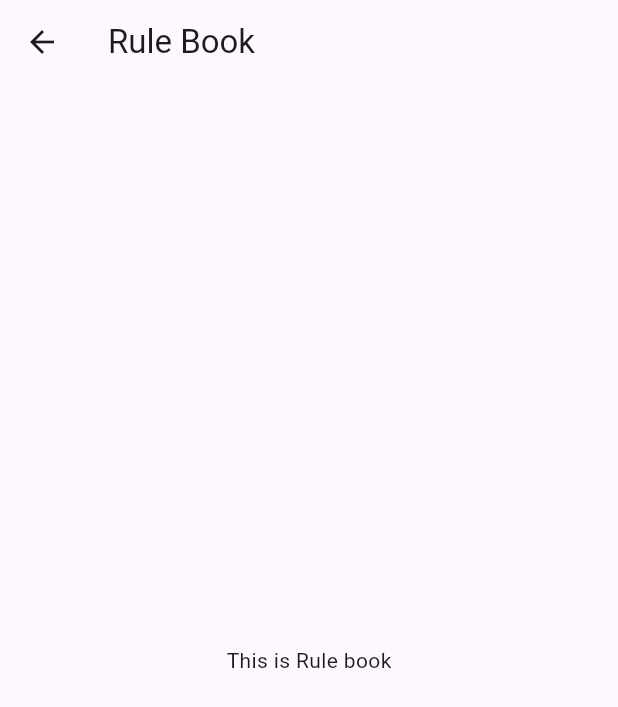
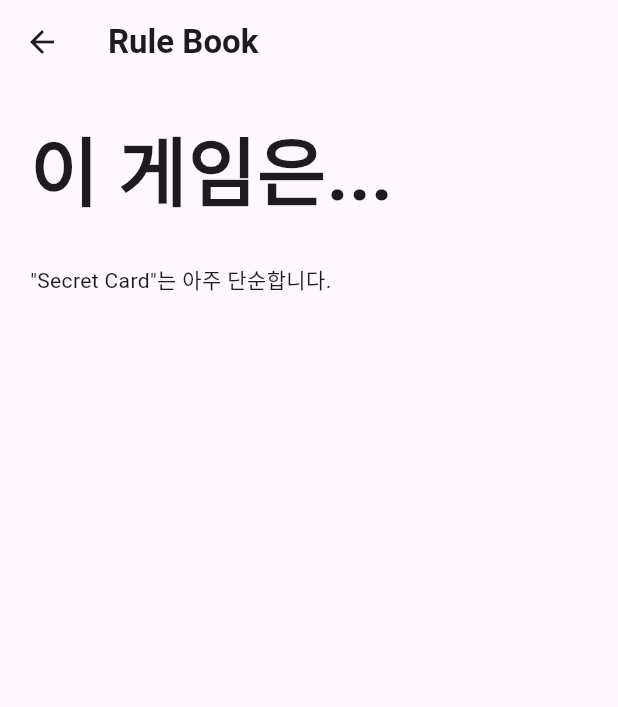
Before and after one commit to astronutts/flutter_secretcard, a Flutter app: the RuleBook screen opened directly, on a phone screen of 412 x 824 dp. Shown: the top 707 px of the screen. Run offline on Flutter 3.47's test engine with Material 2 defaults, Android fonts, the phone set to English and light mode, and no system bars; our stand-ins replace flutter_riverpod, font_awesome_flutter.

Commit message:
no message

```diff
--- a/lib/screens/choose_question_screen.dart
+++ b/lib/screens/choose_question_screen.dart
@@ -14,22 +14,32 @@
 class _QuestionScreenState extends State<QuestionScreen> {
   List<String> checkedQuestions = [];
   final List<String> questions = [
-    '제일 잘생긴 사람? ',
-    '제일 안 씻을 것 같은 사람?',
+    '제일 잘생긴 사람은? ',
+    '제일 안 씻을 것 같은 사람은?',
     '첫인상과 지금이 가장 다른 사람은?',
+    '성적 취향이 독특할 것 같은 사람은?',
     '가장 매력있는 사람은?',
+    '거짓말을 가장 잘할 것 같은 사람은?',
     '연애를 가장 잘할 것 같은 사람은?',
     '가장 맘에 드는 사람은?',
     '단둘이 있으면 가장 어색한 사람은?',
     '친구 이상으로는 절대 생각할 수 없는 사람은?',
     'X의 SNS를 들어가볼 것 같은 사람은?',
     '돈에 굉장히 인색할 것 같은 사람은?',
-    '가장 꼰대 같은 사람은?'
+    '가장 꼰대 같은 사람은?',
+    '옷을 환불할 때 같이 가고 싶은 사람은?',
+    '생각없이 살 것 같은 사람은?',
+    '군대 선임으로 만나면 큰일날 것 같은 사람은?',
+    '결혼을 제일 빨리 할 것 같은 사람은?',
+    '가장 눈치가 없어 보이는 사람은?',
+    '가장 의리가 있을 것 같은 사람은?',
+    '여기서 가장 짠돌이/짠순이는?'
   ];
   List<bool> checkQuestion = [];
   Map<String, String> questionAnswers = {};
 
   final TextEditingController answerController = TextEditingController();
+  final TextEditingController addQuestionController = TextEditingController();
 
   void showAnswerDialog(String question) {
     showDialog(
@@ -97,6 +107,76 @@
       },
     );
   }
+
+  // void addQuestionDialog() {
+  //   showDialog(
+  //     context: context,
+  //     builder: (BuildContext context) {
+  //       return Dialog(
+  //         shape: RoundedRectangleBorder(
+  //           borderRadius: BorderRadius.circular(16.0),
+  //         ),
+  //         elevation: 0.0,
+  //         backgroundColor: Colors.transparent,
+  //         child: Container(
+  //           padding: const EdgeInsets.all(16),
+  //           decoration: BoxDecoration(
+  //             color: Colors.white,
+  //             borderRadius: BorderRadius.circular(16.0),
+  //           ),
+  //           child: Column(
+  //             mainAxisSize: MainAxisSize.min,
+  //             children: <Widget>[
+  //               const Text(
+  //                 "어떤 비밀이 궁금하세요?",
+  //                 style: TextStyle(
+  //                   fontSize: 20,
+  //                   fontWeight: FontWeight.bold,
+  //                 ),
+  //               ),
+  //               const SizedBox(height: 10),
+  //               TextField(
+  //                 maxLines: 1,
+  //                 controller: addQuestionController,
+  //                 decoration: const InputDecoration(
+  //                   labelStyle: TextStyle(color: Colors.red),
+  //                   focusedBorder: UnderlineInputBorder(
+  //                     borderSide: BorderSide(
+  //                       color: Colors.black,
+  //                     ),
+  //                   ),
+  //                   labelText: 'Question',
+  //                 ),
+  //               ),
+  //               const SizedBox(height: 20),
+  //               ElevatedButton(
+  //                 style: ButtonStyle(
+  //                     backgroundColor: MaterialStateProperty.all(Colors.black)),
+  //                 onPressed: () {
+  //                   final newQuestion = addQuestionController.text;
+  //                   questions.add(newQuestion);
+  //                   while (checkQuestion.length < questions.length) {
+  //                     checkQuestion.add(false);
+  //                   }
+
+  //                   answerController.clear();
+  //                   Navigator.pop(context);
+  //                 },
+  //                 child: const Text(
+  //                   'Submit Question',
+  //                   style: TextStyle(
+  //                     color: Colors.red,
+  //                     fontWeight: FontWeight.bold,
+  //                   ),
+  //                 ),
+  //               ),
+  //             ],
+  //           ),
+  //         ),
+  //       );
+  //     },
+  //   );
+  // }
 
   void goPage(Widget page) {
     Navigator.of(context).push(
@@ -207,6 +287,16 @@
                     size: 32.0,
                   ),
                 ),
+                // IconButton(
+                //   onPressed: () {
+                //     addQuestionDialog();
+                //   },
+                //   icon: const Icon(
+                //     Icons.add_circle_rounded, // 사용자 정의 아이콘으로 변경 가능
+                //     color: Colors.black,
+                //     size: 32.0,
+                //   ),
+                // ),
                 IconButton(
                   onPressed: () {
                     var knowAnswer = questionAnswers.values.first;
@@ -231,7 +321,7 @@
                 // You can add more buttons or customize the design here
               ],
             ),
-          )
+          ),
         ],
       ),
     );
--- a/lib/screens/rulebook_screen.dart
+++ b/lib/screens/rulebook_screen.dart
@@ -7,12 +7,34 @@
   Widget build(BuildContext context) {
     return Scaffold(
       appBar: AppBar(
-        title: const Text('Rule Book'),
+        title: const Text(
+          'Rule Book',
+          style: TextStyle(
+            fontWeight: FontWeight.bold,
+          ),
+        ),
       ),
-      body: Center(
-        child: Container(
-          child: const Text('This is Rule book'),
-        ),
+      body: const Stack(
+        children: [
+          Positioned(
+            top: 20,
+            left: 20,
+            child: Text(
+              '이 게임은...',
+              style: TextStyle(
+                fontSize: 50,
+                fontWeight: FontWeight.bold,
+              ),
+            ),
+          ),
+          Positioned(
+            top: 120,
+            left: 20,
+            child: Text(
+              '"Secret Card"는 아주 단순합니다.',
+            ),
+          ),
+        ],
       ),
     );
   }
```
Also changed, not shown: lib/screens/secretcard_screen.dart (+10 -10 lines).
